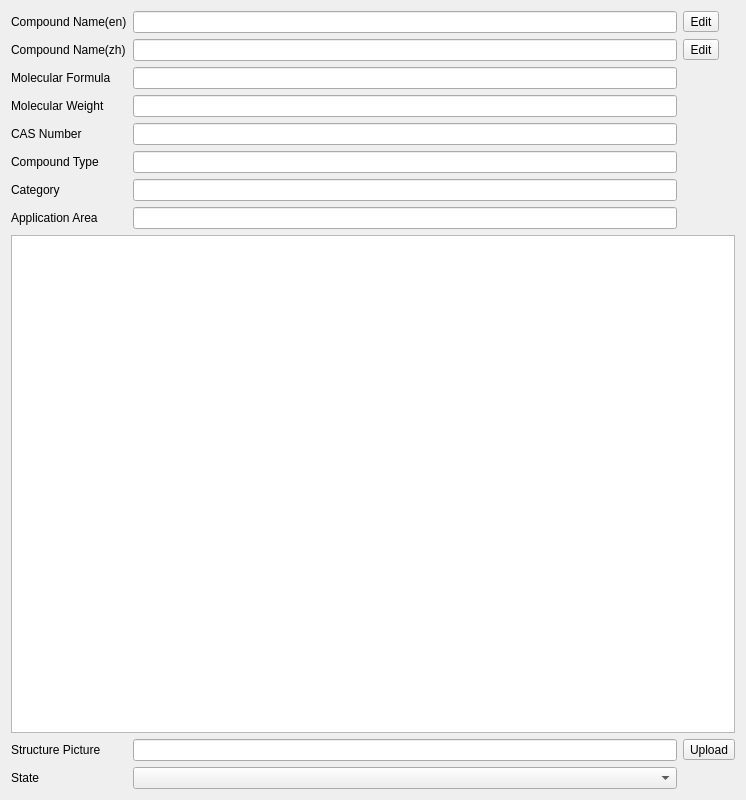
Above: src/ApplicationContainer/FormMineIt/FormProperty/EditInfo/BasicInformation/basicinformation.ui from MRsoymilk/KnowIt before the change. Below: the same form after it.
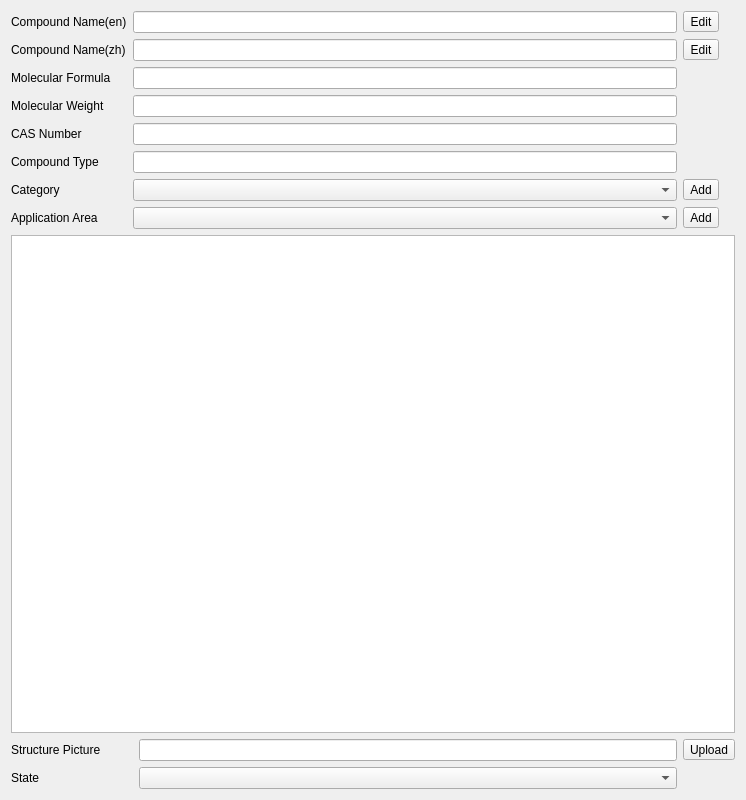
That is the form after the change.

```diff
--- a/src/ApplicationContainer/FormMineIt/FormProperty/EditInfo/BasicInformation/basicinformation.ui
+++ b/src/ApplicationContainer/FormMineIt/FormProperty/EditInfo/BasicInformation/basicinformation.ui
@@ -13,18 +13,11 @@
   <property name="windowTitle">
    <string>BasicInformation</string>
   </property>
-  <layout class="QGridLayout" name="gridLayout">
-   <item row="0" column="3">
-    <widget class="QToolButton" name="tBtnName_en_Edit">
+  <layout class="QGridLayout" name="gridLayout" rowstretch="0,0,0,0,0,0,0,0,0,0,0" columnstretch="0,0,0,0" columnminimumwidth="0,0,0,0">
+   <item row="9" column="0" colspan="2">
+    <widget class="QLabel" name="labelStructurePicture">
      <property name="text">
-      <string>Edit</string>
-     </property>
-    </widget>
-   </item>
-   <item row="1" column="0" colspan="2">
-    <widget class="QLabel" name="labelCompoundName_zh">
-     <property name="text">
-      <string>Compound Name(zh)</string>
+      <string>Structure Picture</string>
      </property>
     </widget>
    </item>
@@ -38,20 +31,33 @@
    <item row="9" column="2">
     <widget class="QLineEdit" name="lineEditStructurePicturePath"/>
    </item>
-   <item row="4" column="0">
-    <widget class="QLabel" name="labelCASNumber">
-     <property name="text">
-      <string>CAS Number</string>
-     </property>
-    </widget>
+   <item row="10" column="2">
+    <widget class="QComboBox" name="comboBoxState"/>
    </item>
-   <item row="1" column="3">
-    <widget class="QToolButton" name="tBtnName_zh_Edit">
+   <item row="0" column="3">
+    <widget class="QToolButton" name="tBtnName_en_Edit">
      <property name="text">
       <string>Edit</string>
      </property>
     </widget>
    </item>
+   <item row="8" column="0" colspan="4">
+    <widget class="QGraphicsView" name="graphicsViewStructure"/>
+   </item>
+   <item row="10" column="0" colspan="2">
+    <widget class="QLabel" name="labelState">
+     <property name="text">
+      <string>State</string>
+     </property>
+    </widget>
+   </item>
+   <item row="7" column="0">
+    <widget class="QLabel" name="labelApplicationArea">
+     <property name="text">
+      <string>Application Area</string>
+     </property>
+    </widget>
+   </item>
    <item row="9" column="3">
     <widget class="QToolButton" name="tBtnUploadStructure">
      <property name="text">
@@ -66,10 +72,10 @@
      </property>
     </widget>
    </item>
-   <item row="2" column="0">
-    <widget class="QLabel" name="labelMolecularFormula">
+   <item row="4" column="0">
+    <widget class="QLabel" name="labelCASNumber">
      <property name="text">
-      <string>Molecular Formula</string>
+      <string>CAS Number</string>
      </property>
     </widget>
    </item>
@@ -80,61 +86,69 @@
      </property>
     </widget>
    </item>
-   <item row="1" column="2">
-    <widget class="QLineEdit" name="lineEditCompoundName_zh"/>
+   <item row="2" column="0">
+    <widget class="QLabel" name="labelMolecularFormula">
+     <property name="text">
+      <string>Molecular Formula</string>
+     </property>
+    </widget>
    </item>
-   <item row="8" column="0" colspan="4">
-    <widget class="QGraphicsView" name="graphicsViewStructure"/>
+   <item row="1" column="3">
+    <widget class="QToolButton" name="tBtnName_zh_Edit">
+     <property name="text">
+      <string>Edit</string>
+     </property>
+    </widget>
    </item>
-   <item row="0" column="0" colspan="2">
+   <item row="6" column="1" colspan="2">
+    <widget class="QComboBox" name="comboBoxCategory"/>
+   </item>
+   <item row="7" column="1" colspan="2">
+    <widget class="QComboBox" name="comboBoxApplicationArea"/>
+   </item>
+   <item row="0" column="0">
     <widget class="QLabel" name="labelCompoundName_en">
      <property name="text">
       <string>Compound Name(en)</string>
      </property>
     </widget>
    </item>
-   <item row="0" column="2">
+   <item row="1" column="0">
+    <widget class="QLabel" name="labelCompoundName_zh">
+     <property name="text">
+      <string>Compound Name(zh)</string>
+     </property>
+    </widget>
+   </item>
+   <item row="0" column="1" colspan="2">
     <widget class="QLineEdit" name="lineEditCompoundName_en"/>
    </item>
-   <item row="7" column="0">
-    <widget class="QLabel" name="labelApplicationArea">
-     <property name="text">
-      <string>Application Area</string>
-     </property>
-    </widget>
+   <item row="1" column="1" colspan="2">
+    <widget class="QLineEdit" name="lineEditCompoundName_zh"/>
    </item>
-   <item row="10" column="2">
-    <widget class="QComboBox" name="comboBoxState"/>
-   </item>
-   <item row="2" column="2">
+   <item row="2" column="1" colspan="2">
     <widget class="QLineEdit" name="lineEditMolecularFormula"/>
    </item>
-   <item row="3" column="2">
+   <item row="3" column="1" colspan="2">
     <widget class="QLineEdit" name="lineEditMolecularWeight"/>
    </item>
-   <item row="4" column="2">
+   <item row="4" column="1" colspan="2">
     <widget class="QLineEdit" name="lineEditCASNumber"/>
    </item>
-   <item row="5" column="2">
+   <item row="5" column="1" colspan="2">
     <widget class="QLineEdit" name="lineEditCompoundType"/>
    </item>
-   <item row="6" column="2">
-    <widget class="QLineEdit" name="lineEditCategory"/>
-   </item>
-   <item row="7" column="2">
-    <widget class="QLineEdit" name="lineEditApplicationArea"/>
-   </item>
-   <item row="9" column="0" colspan="2">
-    <widget class="QLabel" name="labelStructurePicture">
+   <item row="6" column="3">
+    <widget class="QToolButton" name="tBtnCategoryAdd">
      <property name="text">
-      <string>Structure Picture</string>
+      <string>Add</string>
      </property>
     </widget>
    </item>
-   <item row="10" column="0" colspan="2">
-    <widget class="QLabel" name="labelState">
+   <item row="7" column="3">
+    <widget class="QToolButton" name="tBtnApplicationAreaAdd">
      <property name="text">
-      <string>State</string>
+      <string>Add</string>
      </property>
     </widget>
    </item>
```
